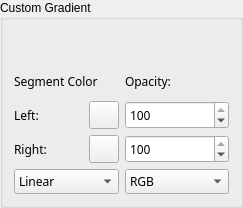
Before: the Qt Designer form krita/ui/forms/wdgautogradient.ui in KDE/krita, drawn with Qt 5.
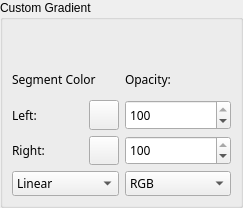
After: the same form once the commit is applied. Custom widgets are drawn as their Qt base class.

Commit message:
Remove any hardcoding of spaces to 6 and margins to 9/11 in Krita's UI

thanks boud for review

```diff
--- a/krita/ui/forms/wdgautogradient.ui
+++ b/krita/ui/forms/wdgautogradient.ui
@@ -22,12 +22,6 @@
       <string>Custom Gradient</string>
      </property>
      <layout class="QVBoxLayout" >
-      <property name="spacing" >
-       <number>6</number>
-      </property>
-      <property name="margin" >
-       <number>11</number>
-      </property>
       <item>
        <widget class="KisGradientSliderWidget" native="1" name="gradientSlider" >
         <property name="sizePolicy" >
@@ -49,17 +43,11 @@
       </item>
       <item>
        <layout class="QHBoxLayout" >
-        <property name="spacing" >
-         <number>6</number>
-        </property>
         <property name="margin" >
          <number>0</number>
         </property>
         <item>
          <layout class="QVBoxLayout" >
-          <property name="spacing" >
-           <number>6</number>
-          </property>
           <property name="margin" >
            <number>0</number>
           </property>
@@ -83,9 +71,6 @@
           </item>
           <item>
            <layout class="QHBoxLayout" >
-            <property name="spacing" >
-             <number>6</number>
-            </property>
             <property name="margin" >
              <number>0</number>
             </property>
@@ -141,9 +126,6 @@
           </item>
           <item>
            <layout class="QHBoxLayout" >
-            <property name="spacing" >
-             <number>6</number>
-            </property>
             <property name="margin" >
              <number>0</number>
             </property>
@@ -215,9 +197,6 @@
         </item>
         <item>
          <layout class="QVBoxLayout" >
-          <property name="spacing" >
-           <number>6</number>
-          </property>
           <property name="margin" >
            <number>0</number>
           </property>
@@ -305,9 +284,6 @@
       </item>
       <item>
        <layout class="QHBoxLayout" >
-        <property name="spacing" >
-         <number>6</number>
-        </property>
         <property name="margin" >
          <number>0</number>
         </property>
@@ -394,7 +370,6 @@
    </item>
   </layout>
  </widget>
- <layoutdefault spacing="6" margin="11" />
  <customwidgets>
   <customwidget>
    <class>KColorButton</class>
```
The commit also changes 62 other files.
